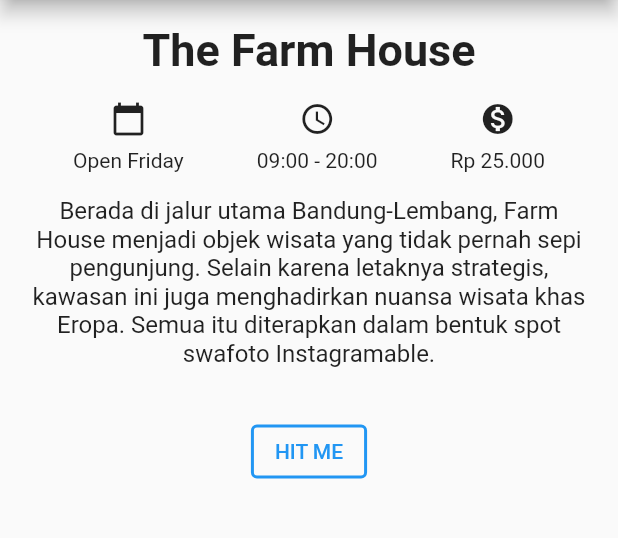
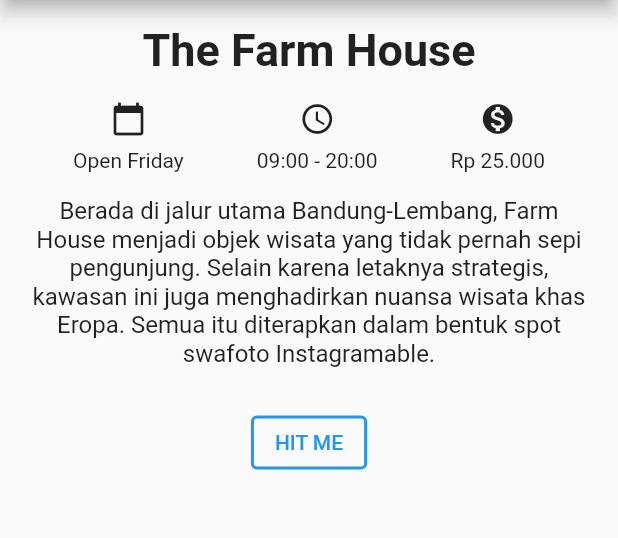
Before and after one commit to verdipratama/flutter_idcamp, a Flutter app: the screen it shows after launch, on a phone screen of 412 x 824 dp, the part 90-628 px from its top. Run offline on Flutter 3.47's test engine with Material 2 defaults, Android fonts, the phone set to English and light mode, and no system bars.

Commit message:
chore: new challenges

```diff
--- a/lib/flutter_challenges/02_ui_wisata.dart
+++ b/lib/flutter_challenges/02_ui_wisata.dart
@@ -45,7 +45,6 @@ class Home extends StatelessWidget {
               ),
             ),
             Container(
-              // margin: const EdgeInsets.symmetric(vertical: 16.0),
               margin: const EdgeInsets.only(top: 16.0),
               child: Row(
                 mainAxisAlignment: MainAxisAlignment.spaceEvenly,
@@ -83,7 +82,7 @@ class Home extends StatelessWidget {
               ),
             ),
             Container(
-              margin: const EdgeInsets.only(top: 16.0),
+              margin: const EdgeInsets.symmetric(vertical: 10.0),
               child: OutlinedButton(
                 onPressed: () {},
                 style: OutlinedButton.styleFrom(
```
